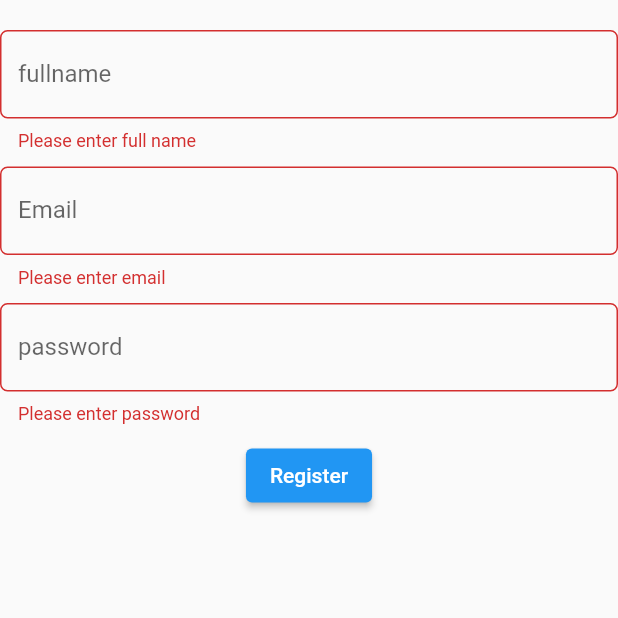
After one commit to badshamasala/firebase-authetication, a Flutter app: the ChatAPP screen opened directly, after a tap on "Register", on a phone screen of 412 x 824 dp, the top half of it. The commit adds this screen. Run offline on Flutter 3.47's test engine with Material 2 defaults, Android fonts, the phone set to English and light mode, and no system bars; our stand-ins replace cloud_firestore, firebase_auth, firebase_core, font_awesome_flutter, get, google_sign_in and 1 more; accounts and stored records are empty; network calls fail.

Commit message:
chat app

```diff
--- /dev/null
+++ b/lib/CHAT_APP/auth_service.dart
@@ -0,0 +1,18 @@
+import 'package:firebase_auth/firebase_auth.dart';
+import 'package:flutter_application_1/CHAT_APP/database_service.dart';
+
+class AuthService {
+  final FirebaseAuth firebaseAuth = FirebaseAuth.instance;
+
+  registerUser(fullname, email, password) async {
+    User user = (await firebaseAuth.createUserWithEmailAndPassword(
+            email: email, password: password))
+        .user!;
+
+    if (user != null) {
+      await DatabaseService(uid: user.uid)
+          .addUserData(fullname, email, password);
+      return true;
+    } else {}
+  }
+}
--- /dev/null
+++ b/lib/CHAT_APP/chatapp.dart
@@ -0,0 +1,105 @@
+import 'package:flutter/material.dart';
+import 'package:flutter/src/widgets/container.dart';
+import 'package:flutter/src/widgets/framework.dart';
+import 'package:flutter_application_1/CHAT_APP/auth_service.dart';
+
+class ChatAPP extends StatefulWidget {
+  const ChatAPP({super.key});
+
+  @override
+  State<ChatAPP> createState() => _ChatAPPState();
+}
+
+class _ChatAPPState extends State<ChatAPP> {
+  final _formKey = GlobalKey<FormState>();
+  bool isloading = false;
+  AuthService authService = AuthService();
+  String fullname = '';
+  String email = '';
+  String password = '';
+
+  @override
+  Widget build(BuildContext context) {
+    return Scaffold(
+      body: isloading
+          ? Center(
+              child: CircularProgressIndicator(),
+            )
+          : Form(
+              key: _formKey,
+              child: Column(
+                children: [
+                  SizedBox(
+                    height: 20,
+                  ),
+                  TextFormField(
+                    decoration: InputDecoration(
+                        labelText: 'fullname',
+                        border: OutlineInputBorder(
+                            borderSide:
+                                BorderSide(color: Colors.black, width: 0.5),
+                            borderRadius: BorderRadius.circular(5))),
+                    validator: (value) {
+                      if (value!.isEmpty) {
+                        return 'Please enter full name';
+                      }
+                    },
+                  ),
+                  SizedBox(
+                    height: 10,
+                  ),
+                  TextFormField(
+                    decoration: InputDecoration(
+                        labelText: 'Email',
+                        border: OutlineInputBorder(
+                            borderSide:
+                                BorderSide(color: Colors.black, width: 0.5),
+                            borderRadius: BorderRadius.circular(5))),
+                    validator: (value) {
+                      if (value!.isEmpty) {
+                        return 'Please enter email';
+                      }
+                    },
+                  ),
+                  SizedBox(
+                    height: 10,
+                  ),
+                  TextFormField(
+                    decoration: InputDecoration(
+                        labelText: 'password',
+                        border: OutlineInputBorder(
+                            borderSide:
+                                BorderSide(color: Colors.black, width: 0.5),
+                            borderRadius: BorderRadius.circular(5))),
+                    validator: (value) {
+                      if (value!.isEmpty) {
+                        return 'Please enter password';
+                      }
+                    },
+                  ),
+                  SizedBox(
+                    height: 10,
+                  ),
+                  ElevatedButton(
+                      onPressed: () {
+                        register();
+                      },
+                      child: Text('Register'))
+                ],
+              ),
+            ),
+    );
+  }
+
+  register() async {
+    if (_formKey.currentState!.validate()) {
+      setState(() {
+        isloading = true;
+      });
+
+      await authService.registerUser(fullname, email, password).then((value) {
+        if (value = true) {}
+      });
+    }
+  }
+}
--- /dev/null
+++ b/lib/CHAT_APP/database_service.dart
@@ -0,0 +1,17 @@
+import 'package:cloud_firestore/cloud_firestore.dart';
+
+class DatabaseService {
+  final String? uid;
+  DatabaseService({this.uid});
+
+  final CollectionReference userCollection =
+      FirebaseFirestore.instance.collection('users');
+
+  addUserData(fullname, email, password) async {
+    return await userCollection.doc(uid).set({
+      "full name": fullname,
+      "email": email,
+      "password": password,
+    });
+  }
+}
--- a/lib/apipostkiheck.dart
+++ b/lib/apipostkiheck.dart
@@ -58,7 +58,7 @@ class _Api1234State extends State<Api1234> {
     var jsondata = jsonDecode(response.body);
     print(response.body);
 
-    var status = jsondata['status'];
+    var status = jsondata[0]['status'];
     print('-------');
     print(status);
 
--- a/lib/cartpage.dart
+++ b/lib/cartpage.dart
@@ -1,6 +1,4 @@
 import 'package:flutter/material.dart';
-import 'package:flutter/src/widgets/container.dart';
-import 'package:flutter/src/widgets/framework.dart';
 import 'package:flutter_application_1/list.dart';
 import 'package:provider/provider.dart';
 
--- a/pubspec.yaml
+++ b/pubspec.yaml
@@ -45,6 +45,7 @@ dependencies:
   get: ^4.6.5
   http: ^0.13.5
   flutter_staggered_grid_view: ^0.4.0
+  cloud_firestore: ^4.0.4
 
 
 
```
Also changed, not shown: pubspec.lock, 1 other file.
